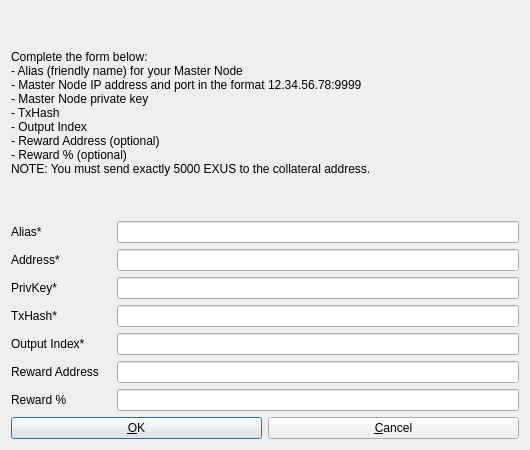
This is src/qt/forms/addeditadrenalinenode.ui in CoryDD/exus as Qt 5 draws it before an edit. The edited form follows.
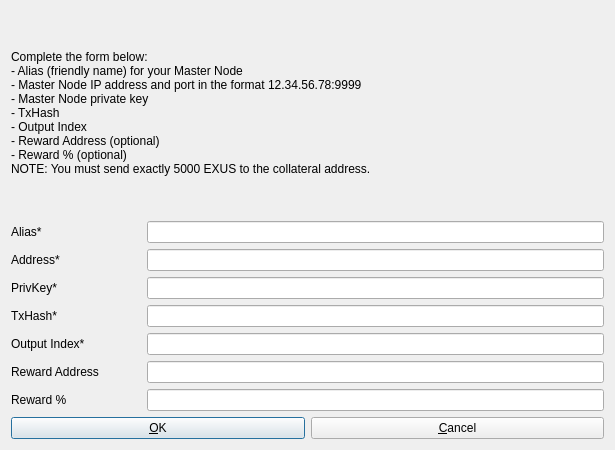
This is the edited form.

Commit message: masternode edit and remove button fix

What changed in the file:
```diff
--- a/src/qt/forms/addeditadrenalinenode.ui
+++ b/src/qt/forms/addeditadrenalinenode.ui
@@ -6,10 +6,16 @@
    <rect>
     <x>0</x>
     <y>0</y>
-    <width>530</width>
+    <width>615</width>
     <height>450</height>
    </rect>
   </property>
+  <property name="minimumSize">
+   <size>
+    <width>615</width>
+    <height>450</height>
+   </size>
+  </property>
   <property name="windowTitle">
    <string>Add/Edit Exus Node</string>
   </property>
@@ -48,7 +54,7 @@
        </property>
        <property name="minimumSize">
         <size>
-         <width>100</width>
+         <width>130</width>
          <height>0</height>
         </size>
        </property>
@@ -81,7 +87,7 @@
        </property>
        <property name="minimumSize">
         <size>
-         <width>100</width>
+         <width>130</width>
          <height>0</height>
         </size>
        </property>
@@ -110,7 +116,7 @@
        </property>
        <property name="minimumSize">
         <size>
-         <width>100</width>
+         <width>130</width>
          <height>0</height>
         </size>
        </property>
@@ -139,7 +145,7 @@
        </property>
        <property name="minimumSize">
         <size>
-         <width>100</width>
+         <width>130</width>
          <height>0</height>
         </size>
        </property>
@@ -168,7 +174,7 @@
        </property>
        <property name="minimumSize">
         <size>
-         <width>100</width>
+         <width>130</width>
          <height>0</height>
         </size>
        </property>
@@ -178,7 +184,11 @@
       </widget>
      </item>
      <item>
-      <widget class="QLineEdit" name="outputindexLineEdit"/>
+      <widget class="QLineEdit" name="outputindexLineEdit">
+       <property name="enabled">
+        <bool>true</bool>
+       </property>
+      </widget>
      </item>
     </layout>
    </item>
@@ -189,9 +199,15 @@
      </property>
      <item>
       <widget class="QLabel" name="label_3">
+       <property name="sizePolicy">
+        <sizepolicy hsizetype="Minimum" vsizetype="Preferred">
+         <horstretch>0</horstretch>
+         <verstretch>0</verstretch>
+        </sizepolicy>
+       </property>
        <property name="minimumSize">
         <size>
-         <width>100</width>
+         <width>130</width>
          <height>0</height>
         </size>
        </property>
@@ -202,12 +218,21 @@
      </item>
      <item>
       <widget class="QLineEdit" name="rewardaddressLineEdit">
+       <property name="enabled">
+        <bool>true</bool>
+       </property>
        <property name="sizePolicy">
         <sizepolicy hsizetype="Expanding" vsizetype="Fixed">
          <horstretch>0</horstretch>
          <verstretch>0</verstretch>
         </sizepolicy>
        </property>
+       <property name="minimumSize">
+        <size>
+         <width>441</width>
+         <height>0</height>
+        </size>
+       </property>
       </widget>
      </item>
     </layout>
@@ -227,7 +252,7 @@
        </property>
        <property name="minimumSize">
         <size>
-         <width>100</width>
+         <width>130</width>
          <height>0</height>
         </size>
        </property>
```
The commit also changes 4 other files.
